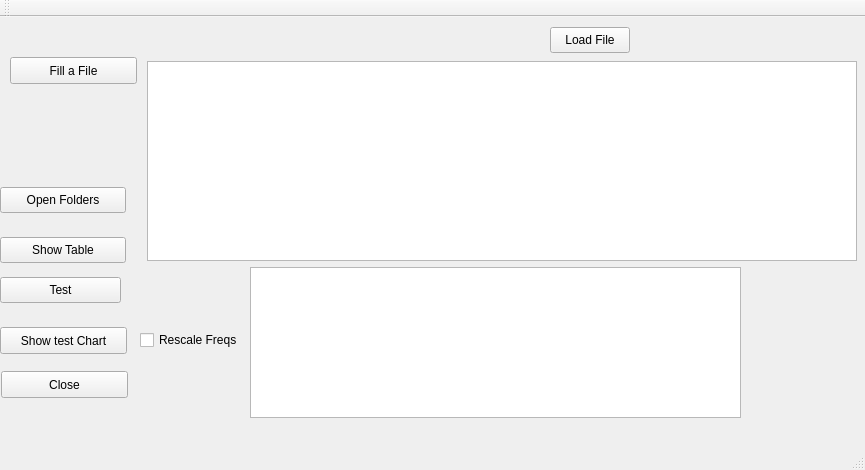
Old version of the form ChartTest/mainwindow.ui in the repository mikeinsantarosa/ChartTest.
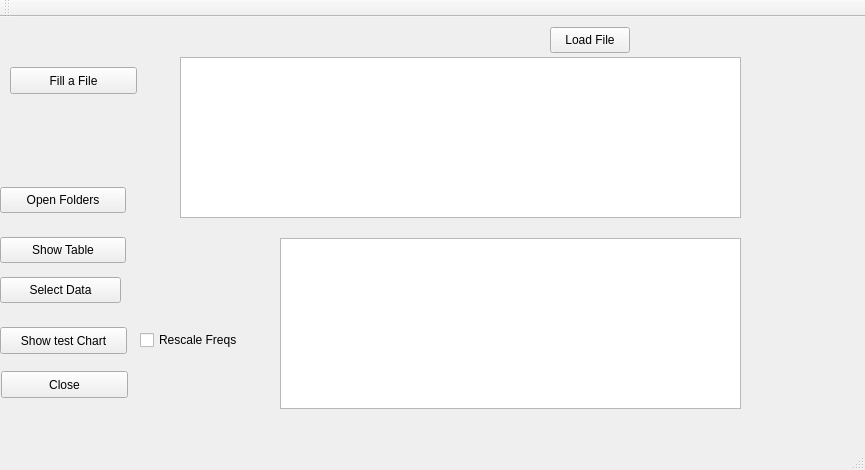
New version of the form. Icons and pictures are not drawn.

Commit message: added data selector rev 0

```diff
--- a/ChartTest/mainwindow.ui
+++ b/ChartTest/mainwindow.ui
@@ -36,34 +36,6 @@
     <normaloff>:/images/images/charts2.png</normaloff>:/images/images/charts2.png</iconset>
   </property>
   <widget class="QWidget" name="centralWidget">
-   <widget class="QListWidget" name="lstFolders">
-    <property name="geometry">
-     <rect>
-      <x>147</x>
-      <y>44</y>
-      <width>710</width>
-      <height>200</height>
-     </rect>
-    </property>
-    <property name="sizePolicy">
-     <sizepolicy hsizetype="Fixed" vsizetype="Expanding">
-      <horstretch>0</horstretch>
-      <verstretch>0</verstretch>
-     </sizepolicy>
-    </property>
-    <property name="minimumSize">
-     <size>
-      <width>710</width>
-      <height>200</height>
-     </size>
-    </property>
-    <property name="maximumSize">
-     <size>
-      <width>710</width>
-      <height>200</height>
-     </size>
-    </property>
-   </widget>
    <widget class="QPushButton" name="btnClose">
     <property name="geometry">
      <rect>
@@ -168,7 +140,7 @@
     <property name="geometry">
      <rect>
       <x>10</x>
-      <y>40</y>
+      <y>50</y>
       <width>127</width>
       <height>27</height>
      </rect>
@@ -220,16 +192,6 @@
      <string>Rescale Freqs</string>
     </property>
    </widget>
-   <widget class="QListWidget" name="listWidgetResults">
-    <property name="geometry">
-     <rect>
-      <x>250</x>
-      <y>250</y>
-      <width>491</width>
-      <height>151</height>
-     </rect>
-    </property>
-   </widget>
    <widget class="QPushButton" name="btnTest">
     <property name="geometry">
      <rect>
@@ -240,7 +202,7 @@
      </rect>
     </property>
     <property name="text">
-     <string>Test</string>
+     <string>Select Data</string>
     </property>
    </widget>
    <widget class="QPushButton" name="btnLoadFile">
@@ -256,6 +218,26 @@
      <string>Load File</string>
     </property>
    </widget>
+   <widget class="QListWidget" name="lstFolders">
+    <property name="geometry">
+     <rect>
+      <x>180</x>
+      <y>40</y>
+      <width>561</width>
+      <height>161</height>
+     </rect>
+    </property>
+   </widget>
+   <widget class="QListWidget" name="listWidgetResults">
+    <property name="geometry">
+     <rect>
+      <x>280</x>
+      <y>221</y>
+      <width>461</width>
+      <height>171</height>
+     </rect>
+    </property>
+   </widget>
   </widget>
   <widget class="QMenuBar" name="menuBar">
    <property name="geometry">
```
The commit also changes 17 other files.
